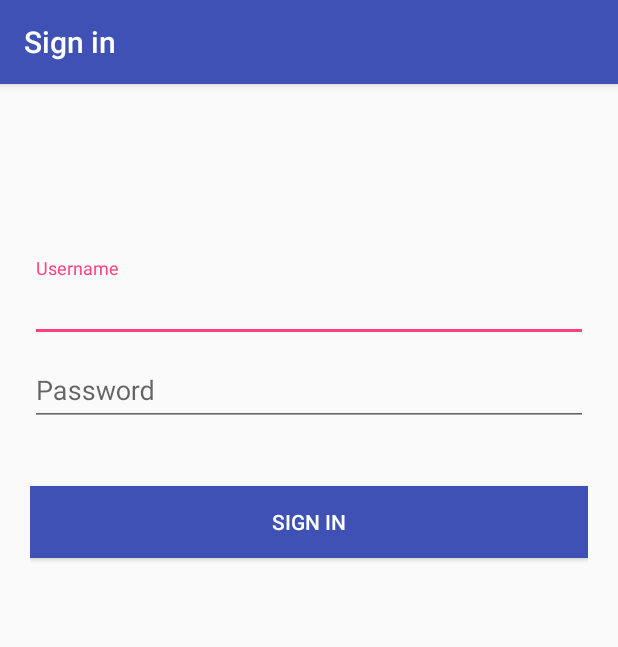
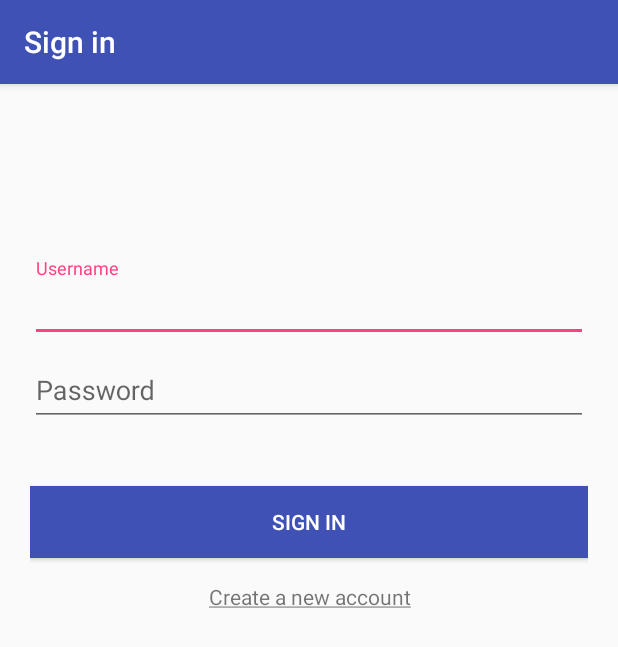
Before and after one commit to StefanPahlplatz/Android2, an Android app: the screen it shows after launch (LoginActivity), on a phone screen of 412 x 824 dp. Shown: the top 647 px of the screen. Run offline under Robolectric (Android 15) with nearby library versions, the light colour scheme and no system bars.

Commit message:
Put activities in seperate folder.
Also added a "Create account" label in the login page.

```diff
--- a/Application/app/src/main/AndroidManifest.xml
+++ b/Application/app/src/main/AndroidManifest.xml
@@ -10,11 +10,11 @@
         android:supportsRtl="true"
         android:theme="@style/AppTheme">
 
-        <activity android:name=".MainActivity">
+        <activity android:name=".views.activities.MainActivity">
         </activity>
 
         <activity
-            android:name=".LoginActivity"
+            android:name=".views.activities.LoginActivity"
             android:label="@string/title_activity_login">
             <!-- To change the launcher activity, move the intent filter to the activity. -->
             <intent-filter>
--- a/Application/app/src/main/java/com/android2/eu/proximitymap/LoginActivity.java
+++ b/Application/app/src/main/java/com/android2/eu/proximitymap/views/activities/LoginActivity.java
@@ -1,4 +1,4 @@
-package com.android2.eu.proximitymap;
+package com.android2.eu.proximitymap.views.activities;
 
 import android.os.Bundle;
 import android.support.design.widget.TextInputLayout;
@@ -9,6 +9,9 @@ import android.view.View;
 import android.view.WindowManager;
 import android.widget.Button;
 import android.widget.EditText;
+import android.widget.TextView;
+
+import com.android2.eu.proximitymap.R;
 
 /**
  * A login screen that offers login via username/password.
@@ -28,6 +31,7 @@ public class LoginActivity extends AppCompatActivity {
         inputName = (EditText) findViewById(R.id.input_name);
         inputPassword = (EditText) findViewById(R.id.input_password);
         Button btnSignUp = (Button) findViewById(R.id.btn_sign_up);
+        TextView tvCreateAccount = (TextView) findViewById(R.id.tv_create_account);
 
         inputName.addTextChangedListener(new MyTextWatcher(inputName));
         inputPassword.addTextChangedListener(new MyTextWatcher(inputPassword));
@@ -36,6 +40,13 @@ public class LoginActivity extends AppCompatActivity {
             @Override
             public void onClick(View view) {
                 submitForm();
+            }
+        });
+
+        tvCreateAccount.setOnClickListener(new View.OnClickListener() {
+            @Override
+            public void onClick(View v) {
+                // TODO: Launch register intent.
             }
         });
     }
@@ -52,7 +63,7 @@ public class LoginActivity extends AppCompatActivity {
             return;
         }
 
-        // TODO: Handle log in process.
+        // TODO: Call to async login class to validate the credentials.
     }
 
     private boolean validateName() {
--- a/Application/app/src/main/java/com/android2/eu/proximitymap/MainActivity.java
+++ b/Application/app/src/main/java/com/android2/eu/proximitymap/views/activities/MainActivity.java
@@ -1,7 +1,9 @@
-package com.android2.eu.proximitymap;
+package com.android2.eu.proximitymap.views.activities;
 
 import android.support.v7.app.AppCompatActivity;
 import android.os.Bundle;
+
+import com.android2.eu.proximitymap.R;
 
 public class MainActivity extends AppCompatActivity {
 
--- a/Application/app/src/main/res/layout/activity_login.xml
+++ b/Application/app/src/main/res/layout/activity_login.xml
@@ -48,6 +48,14 @@
             android:text="@string/action_sign_in"
             android:textColor="@android:color/white" />
 
+        <TextView
+            android:id="@+id/tv_create_account"
+            android:layout_width="match_parent"
+            android:layout_margin="16dp"
+            android:layout_height="wrap_content"
+            android:text="@string/create_account"
+            android:gravity="center"/>
+
     </LinearLayout>
 
 </android.support.design.widget.CoordinatorLayout>
--- a/Application/app/src/main/res/layout/activity_main.xml
+++ b/Application/app/src/main/res/layout/activity_main.xml
@@ -4,7 +4,7 @@
     xmlns:tools="http://schemas.android.com/tools"
     android:layout_width="match_parent"
     android:layout_height="match_parent"
-    tools:context="com.android2.eu.proximitymap.MainActivity">
+    tools:context="com.android2.eu.proximitymap.views.activities.MainActivity">
 
     <TextView
         android:layout_width="wrap_content"
--- a/Application/app/src/main/res/values/strings.xml
+++ b/Application/app/src/main/res/values/strings.xml
@@ -7,4 +7,5 @@
     <string name="prompt_password">Password</string>
     <string name="action_sign_in">Sign in</string>
     <string name="error_field_required">This field is required</string>
+    <string name="create_account"><u>Create a new account</u></string>
 </resources>
```
